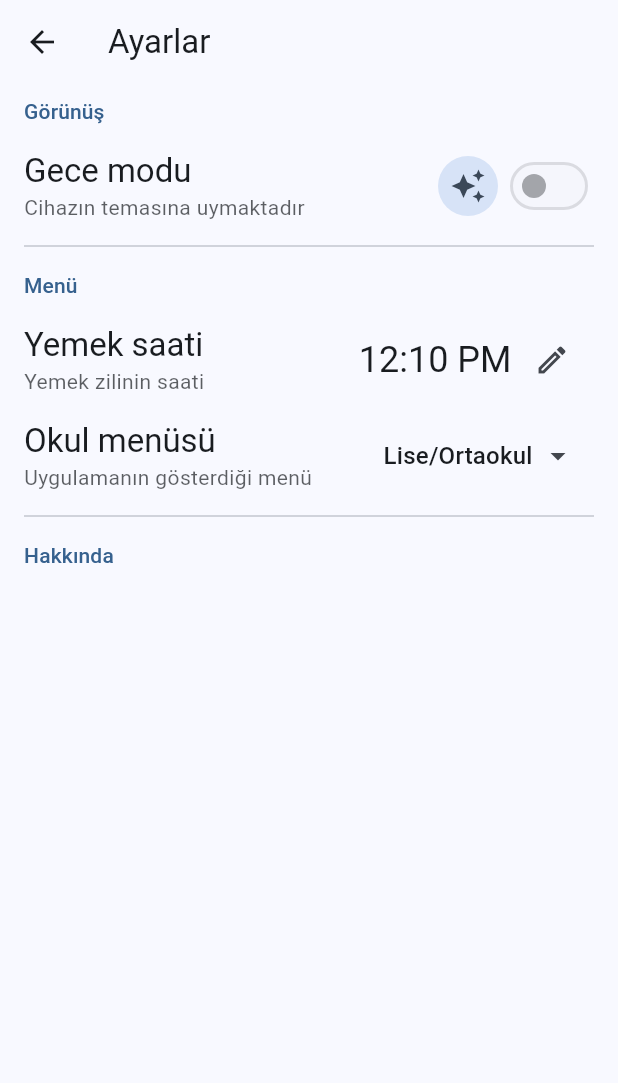
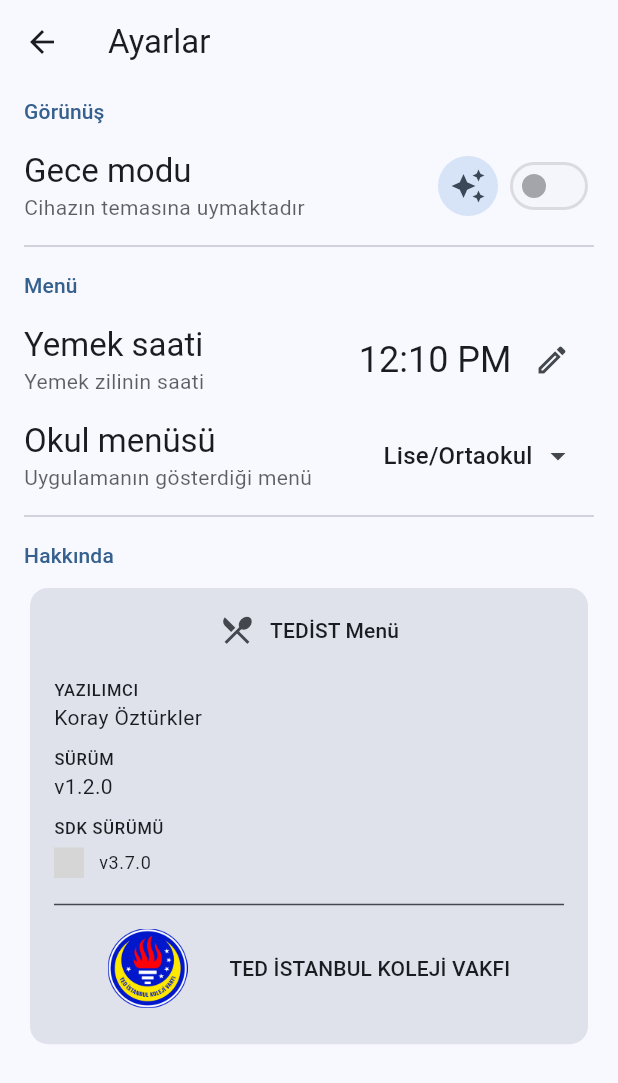
Before and after one commit to IAmThe2ndHuman/ted_yemek, a Flutter app: the Settings screen opened by its route, on a phone screen of 412 x 824 dp. Shown: the top 1083 px of the screen. Run offline on Flutter 3.47's test engine with Material 2 defaults, Android fonts, the phone set to English and light mode, and no system bars; drawn by our look-alikes of dynamic_color; our stand-ins replace awesome_notifications, bloc, equatable, flutter_bloc, flutter_svg, package_info_plus and 1 more; missing offline and left inert: workmanager; accounts and stored records are empty; network calls fail; project files that could hold a hidden picture were left out; grey boxes are pictures that could not be loaded.

Commit message:
about menu done and dusted

```diff
--- a/lib/pages/settings/components/setting_tile.dart
+++ b/lib/pages/settings/components/setting_tile.dart
@@ -3,9 +3,9 @@ import 'package:flutter/material.dart';
 class SettingTile extends StatelessWidget {
   final String title;
   final String? description;
-  final List<Widget> actions;
+  final List<Widget>? actions;
 
-  const SettingTile({Key? key, required this.title, this.description, required this.actions}) : super(key: key);
+  const SettingTile({Key? key, required this.title, this.description, this.actions}) : super(key: key);
 
   @override
   Widget build(BuildContext context) {
@@ -31,7 +31,7 @@ class SettingTile extends StatelessWidget {
               ],
             ),
           ),
-          ...actions
+          ...?actions
         ],
       ),
     );
--- a/lib/pages/settings/settings.dart
+++ b/lib/pages/settings/settings.dart
@@ -1,5 +1,8 @@
 import 'package:flutter/material.dart';
 import 'package:flutter_bloc/flutter_bloc.dart';
+import 'package:flutter_svg/flutter_svg.dart';
+import 'package:package_info_plus/package_info_plus.dart';
+import 'package:ted_yemek/constants.dart';
 import 'package:ted_yemek/pages/settings/bloc/settings_cubit.dart';
 import 'package:ted_yemek/pages/settings/components/setting_header_tile.dart';
 import 'package:ted_yemek/pages/settings/components/setting_tile.dart';
@@ -107,7 +110,95 @@ class Settings extends StatelessWidget {
         ],
       ),
       const Divider(),
+      // SizedBox(
+      //   height: 8,
+      // ),
       const SettingHeaderTile(title: "Hakkında"),
+      // SettingTile(title: "Yazılımcı", description: "Koray Öztürkler"),
+      // FutureBuilder<PackageInfo>(
+      //   future: PackageInfo.fromPlatform(),
+      //   builder: (context, snapshot) => SettingTile(title: "Sürüm", description: "v${snapshot.data?.version}"),
+      // ),
+      Card(
+        elevation: 0,
+        color: Theme.of(context).colorScheme.surfaceVariant,
+        child: Padding(
+          padding: const EdgeInsets.all(16),
+          child: Column(
+            crossAxisAlignment: CrossAxisAlignment.start,
+            children: [
+              Row(
+                mainAxisAlignment: MainAxisAlignment.center,
+                children: [
+                  Icon(
+                    Icons.restaurant_menu,
+                    color: Theme.of(context).colorScheme.onSurfaceVariant,
+                  ),
+                  SizedBox(width: 10),
+                  Text(
+                    appName,
+                    style: Theme.of(context).textTheme.labelLarge,
+                  ),
+                ],
+              ),
+              SizedBox(height: 20),
+              Text("YAZILIMCI", style: Theme.of(context).textTheme.labelSmall),
+              GestureDetector(
+                onLongPress: () => showDialog(
+                    context: context,
+                    builder: (_) => SimpleDialog(
+                          children: [Image.asset("assets/moment.png")],
+                        )),
+                child: Text(
+                  "Koray Öztürkler",
+                ),
+              ),
+              const SizedBox(height: 10),
+              Text("SÜRÜM", style: Theme.of(context).textTheme.labelSmall),
+              FutureBuilder<PackageInfo>(
+                future: PackageInfo.fromPlatform(),
+                builder: (context, snapshot) => Text("v${snapshot.data?.version}"),
+              ),
+              const SizedBox(height: 10),
+              Text("SDK SÜRÜMÜ", style: Theme.of(context).textTheme.labelSmall),
+              const SizedBox(height: 5),
+              Row(
+                children: [
+                  SvgPicture.asset(
+                    "assets/flutter.svg",
+                    colorFilter: ColorFilter.mode(Theme.of(context).colorScheme.onSurface, BlendMode.srcIn),
+                    height: 20,
+                  ),
+                  const SizedBox(width: 10),
+                  Text(
+                    "v3.7.0",
+                    style: Theme.of(context).textTheme.bodySmall,
+                  )
+                ],
+              ),
+              SizedBox(height: 10),
+              Divider(
+                color: Theme.of(context).colorScheme.onSurfaceVariant,
+              ),
+              Padding(
+                padding: const EdgeInsets.all(8),
+                child: Row(
+                  mainAxisAlignment: MainAxisAlignment.spaceEvenly,
+                  children: [
+                    Image.asset(
+                      "assets/VAKIF_LOGO.png",
+                      scale: 8,
+                    ),
+                    Flexible(
+                      child: Text("TED İSTANBUL KOLEJİ VAKFI", style: Theme.of(context).textTheme.labelLarge),
+                    )
+                  ],
+                ),
+              )
+            ],
+          ),
+        ),
+      )
       // if (state.supportsMaterial3)
       //   ListTile(
       //     title: Text("Material You"),
```
Also changed, not shown: lib/pages/home/components/day_tile.dart (+5 -3 lines), lib/pages/home/home.dart (+0 -17 lines), lib/pages/home/modals/about_modal.dart (deleted, +0 -65 lines), assets/moment.png (added).
